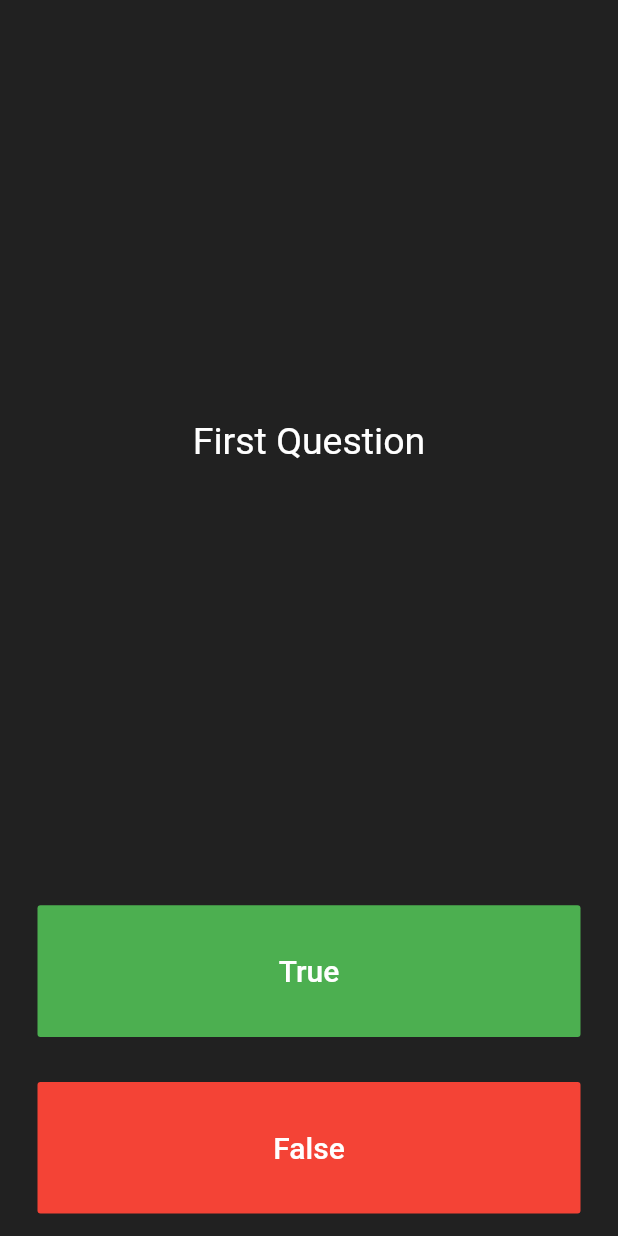
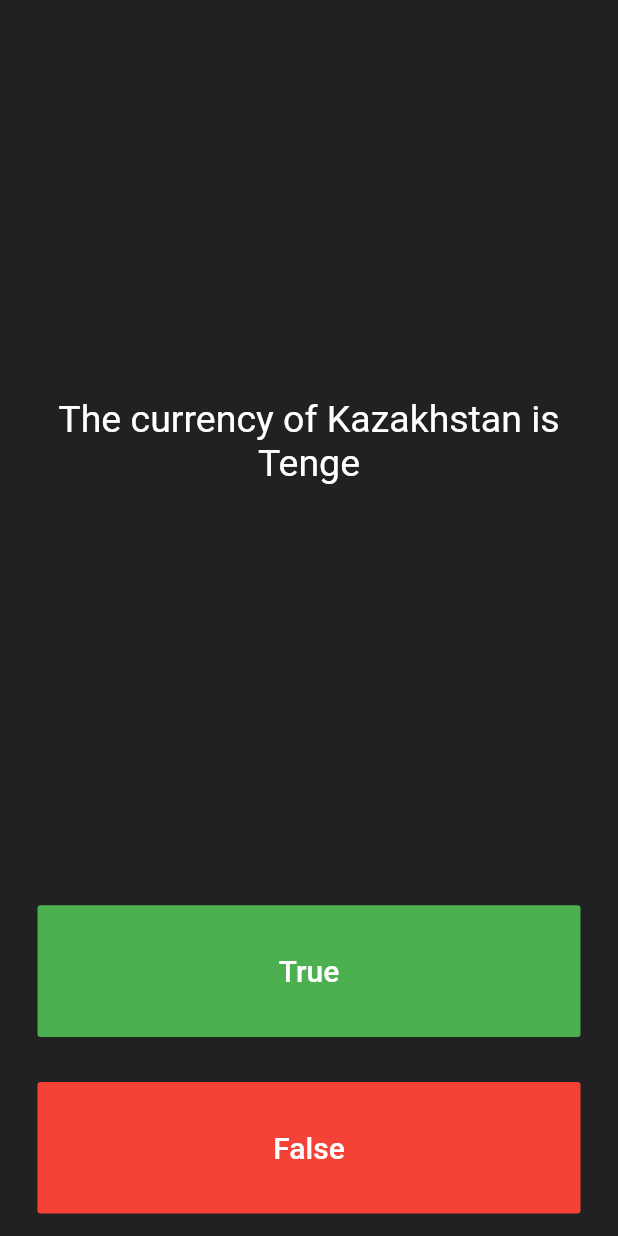
Before and after one commit to kambarovee/true-or-false-quiz-app, a Flutter app: the screen it shows after launch, on a phone screen of 412 x 824 dp. Run offline on Flutter 3.47's test engine with Material 2 defaults, Android fonts, the phone set to English and light mode, and no system bars; our stand-ins replace rflutter_alert.

Commit message:
Added questions

```diff
--- a/lib/quiz.dart
+++ b/lib/quiz.dart
@@ -3,9 +3,13 @@ import 'Questions.dart';
 class Quiz {
   int _questionNumber = 0;
   List<Questions> _questionsList = [
-    Questions(q: 'First Question', a: true),
-    Questions(q: 'Second Question', a: false),
-    Questions(q: 'Third Question', a: true),
+    Questions(q: 'The currency of Kazakhstan is Tenge', a: true),
+    Questions(q: 'The highest mountain in England is Ben Nevis', a: false),
+    Questions(q: 'Ben Nevis is the tallest mountain in the UK', a: true),
+    Questions(q: 'The capital of Libya is Tripoli', a: true),
+    Questions(q: 'The UK is about the same size as France', a: false),
+    Questions(q: 'The UK is made up of more than 6000 islands', a: true),
+    Questions(q: 'Glasgow is north of Belfast', a: true),
   ];
 
   void nextQuestionNum() {
--- a/pubspec.yaml
+++ b/pubspec.yaml
@@ -14,7 +14,6 @@ dependencies:
 
   rflutter_alert: ^1.1.0
 
-
   cupertino_icons: ^1.0.1
 
 dev_dependencies:
```
